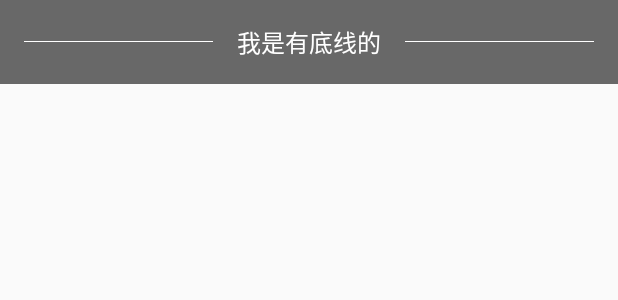
After one commit to donghan0912/BaseRecyclerViewAdapter, an Android app: the layout layout_complete.xml on its own in the app's theme, with its tools: preview values and no code run, on a phone screen of 412 x 824 dp. The commit adds this screen. Shown: the top 300 px of the screen. Run offline under Robolectric (Android 15) with nearby library versions, the phone set to English and light mode, and no system bars.

Commit message:
代码调整

```diff
--- a/library/src/main/java/com/hpu/baserecyclerviewadapter/item/BaseItem.java
+++ b/library/src/main/java/com/hpu/baserecyclerviewadapter/item/BaseItem.java
@@ -14,7 +14,7 @@ import com.hpu.baserecyclerviewadapter.holder.BaseViewHolder;
  * Created by Administrator on 2017/5/19.
  */
 
-public class BaseItem<T> implements Item {
+public abstract class BaseItem<T> implements Item {
     public T mData;
     public int mLayoutRes;
 
@@ -62,8 +62,4 @@ public class BaseItem<T> implements Item {
         return new BaseViewHolder(itemView);
     }
 
-    @Override
-    public void onBindViewHolder(BaseViewHolder holder, int position) {
-
-    }
 }
--- a/library/src/main/java/com/hpu/baserecyclerviewadapter/item/DisplayItem.java
+++ b/library/src/main/java/com/hpu/baserecyclerviewadapter/item/DisplayItem.java
@@ -9,7 +9,6 @@ import com.hpu.baserecyclerviewadapter.holder.BaseViewHolder;
  */
 
 public class DisplayItem extends BaseItem {
-    private int mLayoutRes;
     private OnBindView mBindView;
 
     public DisplayItem(@LayoutRes int resource) {
--- /dev/null
+++ b/sample/src/main/res/layout/layout_complete.xml
@@ -0,0 +1,34 @@
+<?xml version="1.0" encoding="utf-8"?>
+<LinearLayout xmlns:android="http://schemas.android.com/apk/res/android"
+              android:orientation="horizontal"
+              android:background="@color/primary"
+                android:layout_width="match_parent"
+                android:layout_height="wrap_content">
+
+    <View
+        android:layout_marginLeft="16dp"
+        android:layout_gravity="center_vertical"
+        android:background="@color/white"
+        android:layout_width="0dp"
+        android:layout_weight="1"
+        android:layout_height="1px"/>
+
+    <TextView
+        android:textColor="@color/white"
+        android:padding="16dp"
+        android:id="@+id/tv_message"
+        android:layout_width="wrap_content"
+        android:layout_height="wrap_content"
+        android:layout_centerInParent="true"
+        android:text="我是有底线的"
+        android:textSize="16sp"/>
+
+    <View
+        android:layout_marginRight="16dp"
+        android:layout_gravity="center_vertical"
+        android:background="@color/white"
+        android:layout_width="0dp"
+        android:layout_weight="1"
+        android:layout_height="1px"/>
+
+</LinearLayout>
```
Also changed, not shown: library/src/main/java/com/hpu/baserecyclerviewadapter/adapter/BaseMultiTypeAdapter.java (+21 -36 lines), library/src/main/java/com/hpu/baserecyclerviewadapter/item/SimpleItem.java (added, +26 -0 lines), sample/src/main/java/com/hpu/baserecyclerviewadapter/sample/MultiTypeFragment.java (+22 -27 lines), sample/src/main/java/com/hpu/baserecyclerviewadapter/sample/SingleFragment.java (+22 -6 lines).
